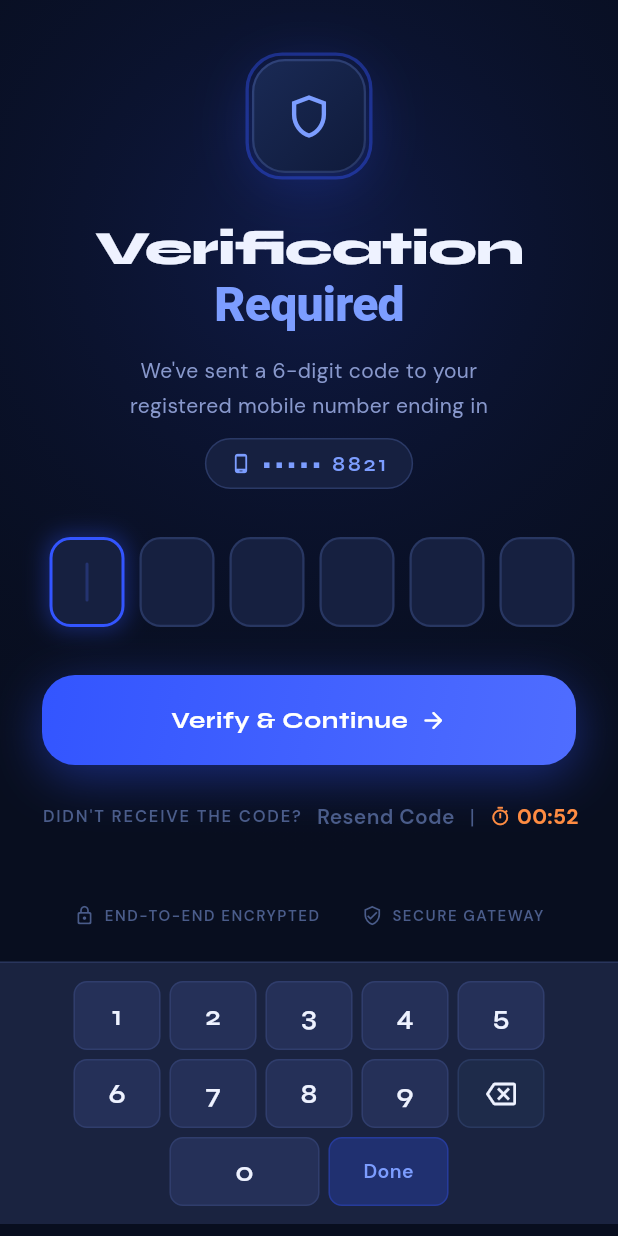
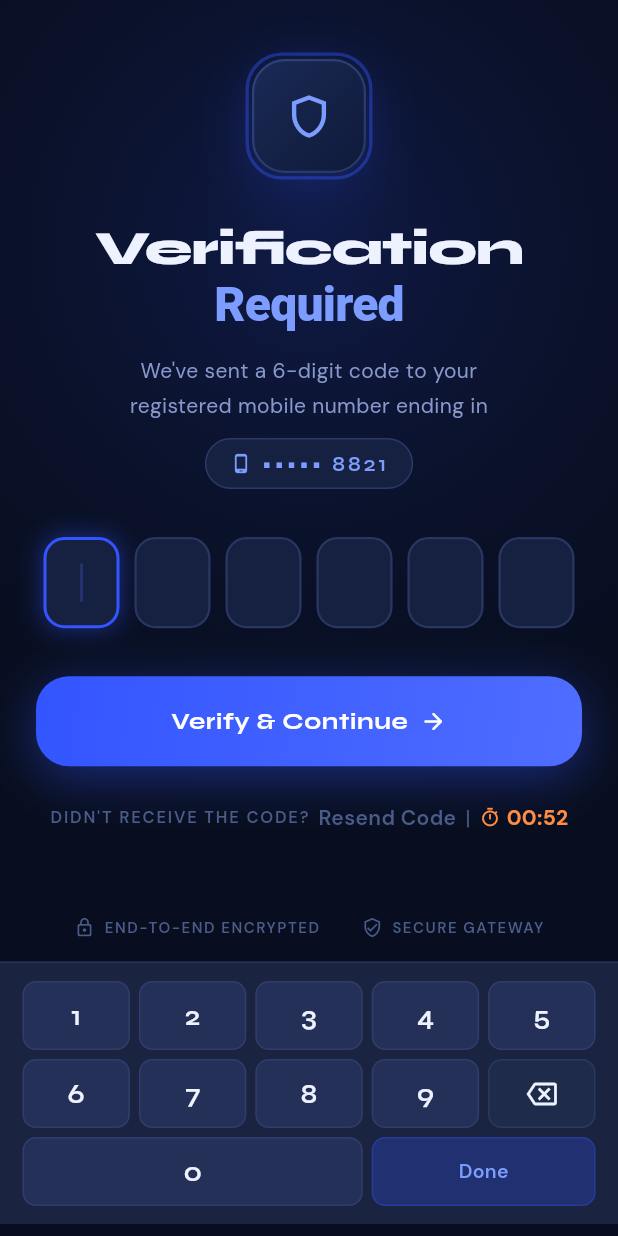
Before and after one commit to saru12ita/OCR-Scanner, a Flutter app: the screen it shows after launch, on a phone screen of 412 x 824 dp. Run offline on Flutter 3.47's test engine with Material 3 defaults, Android fonts, the light colour scheme and no system bars; drawn by our look-alikes of flutter_animate; our stand-ins replace camera, google_fonts, image_picker, permission_handler; missing offline and left inert: google_mlkit_text_recognition.

Commit message:
Fix overflow issue in OTP screen UI

```diff
--- a/lib/Screens/OTP_Screen.dart
+++ b/lib/Screens/OTP_Screen.dart
@@ -203,7 +203,7 @@ class _OtpScreenState extends State<OtpScreen> with TickerProviderStateMixin {
               children: [
                 Expanded(
                   child: SingleChildScrollView(
-                    padding: const EdgeInsets.symmetric(horizontal: 28),
+                    padding: const EdgeInsets.symmetric(horizontal: 24),
                     child: Column(
                       children: [
                         const SizedBox(height: 40),
@@ -224,7 +224,7 @@ class _OtpScreenState extends State<OtpScreen> with TickerProviderStateMixin {
                   ),
                 ),
                 _buildSecurityFooter(),
-                const SizedBox(height: 24),
+                const SizedBox(height: 16),
                 _buildNumpad(),
                 const SizedBox(height: 8),
               ],
@@ -385,7 +385,20 @@ class _OtpScreenState extends State<OtpScreen> with TickerProviderStateMixin {
     );
   }
 
+  // ✅ FIXED: Uses LayoutBuilder to calculate responsive cell width
   Widget _buildOtpCells() {
+    return LayoutBuilder(
+      builder: (context, constraints) {
+        const double horizontalMarginPerCell = 10.0; // 5px each side
+        final double totalMargin = horizontalMarginPerCell * otpLength;
+        final double cellWidth =
+            ((constraints.maxWidth - totalMargin) / otpLength).clamp(
+              36.0,
+              56.0,
+            );
+        final double cellHeight = cellWidth * 1.2;
+        final double fontSize = cellWidth * 0.46;
+
         return Row(
           mainAxisAlignment: MainAxisAlignment.center,
           children: List.generate(otpLength, (i) {
@@ -395,8 +408,8 @@ class _OtpScreenState extends State<OtpScreen> with TickerProviderStateMixin {
               onTap: () => setState(() => _activeIndex = i),
               child: AnimatedContainer(
                 duration: const Duration(milliseconds: 200),
-            width: 50,
-            height: 60,
+                width: cellWidth,
+                height: cellHeight,
                 margin: const EdgeInsets.symmetric(horizontal: 5),
                 decoration: BoxDecoration(
                   color: isFilled ? const Color(0xFF1C2D58) : AppColors.bgInput,
@@ -433,7 +446,7 @@ class _OtpScreenState extends State<OtpScreen> with TickerProviderStateMixin {
                       ? Text(
                           _digits[i],
                           style: GoogleFonts.syne(
-                        fontSize: 24,
+                            fontSize: fontSize,
                             fontWeight: FontWeight.w700,
                             color: AppColors.textHi,
                           ),
@@ -445,6 +458,8 @@ class _OtpScreenState extends State<OtpScreen> with TickerProviderStateMixin {
               ).animate(target: _hasError ? 1 : 0).shake(duration: 300.ms),
             );
           }),
+        );
+      },
     );
   }
 
@@ -511,8 +526,10 @@ class _OtpScreenState extends State<OtpScreen> with TickerProviderStateMixin {
   }
 
   Widget _buildResendRow() {
-    return Row(
-      mainAxisAlignment: MainAxisAlignment.center,
+    return Wrap(
+      alignment: WrapAlignment.center,
+      crossAxisAlignment: WrapCrossAlignment.center,
+      spacing: 6,
       children: [
         Text(
           "DIDN'T RECEIVE THE CODE?",
@@ -523,7 +540,6 @@ class _OtpScreenState extends State<OtpScreen> with TickerProviderStateMixin {
             letterSpacing: 1.2,
           ),
         ),
-        const SizedBox(width: 10),
         GestureDetector(
           onTap: _canResend ? _resend : null,
           child: Text(
@@ -535,11 +551,9 @@ class _OtpScreenState extends State<OtpScreen> with TickerProviderStateMixin {
             ),
           ),
         ),
-        Padding(
-          padding: const EdgeInsets.symmetric(horizontal: 10),
-          child: Text('|', style: TextStyle(color: AppColors.textLo)),
-        ),
+        Text('|', style: TextStyle(color: AppColors.textLo)),
         Row(
+          mainAxisSize: MainAxisSize.min,
           children: [
             const Icon(Icons.timer_outlined, color: AppColors.orange, size: 14),
             const SizedBox(width: 4),
@@ -587,6 +601,7 @@ class _OtpScreenState extends State<OtpScreen> with TickerProviderStateMixin {
     );
   }
 
+  // ✅ FIXED: All keys use Expanded — no fixed widths
   Widget _buildNumpad() {
     return Container(
       decoration: const BoxDecoration(
@@ -597,33 +612,30 @@ class _OtpScreenState extends State<OtpScreen> with TickerProviderStateMixin {
       child: Column(
         children: [
           Row(
-            mainAxisAlignment: MainAxisAlignment.center,
             children: ['1', '2', '3', '4', '5'].map((d) => _numKey(d)).toList(),
           ),
           const SizedBox(height: 6),
           Row(
-            mainAxisAlignment: MainAxisAlignment.center,
             children: [
               ...['6', '7', '8', '9'].map((d) => _numKey(d)),
               _delKey(),
             ],
           ),
           const SizedBox(height: 6),
-          Row(
-            mainAxisAlignment: MainAxisAlignment.center,
-            children: [_numKey('0', wide: true), _doneKey()],
-          ),
+          Row(children: [_numKey('0', flex: 3), _doneKey(flex: 2)]),
         ],
       ),
     );
   }
 
-  Widget _numKey(String d, {bool wide = false}) {
-    return GestureDetector(
+  // ✅ FIXED: Uses Expanded with flex instead of fixed width
+  Widget _numKey(String d, {int flex = 1}) {
+    return Expanded(
+      flex: flex,
+      child: GestureDetector(
         onTap: () => _kbInput(d),
         child: AnimatedContainer(
           duration: const Duration(milliseconds: 100),
-        width: wide ? 100 : 58,
           height: 46,
           margin: const EdgeInsets.symmetric(horizontal: 3),
           decoration: BoxDecoration(
@@ -642,14 +654,16 @@ class _OtpScreenState extends State<OtpScreen> with TickerProviderStateMixin {
             ),
           ),
         ),
+      ),
     );
   }
 
+  //  FIXED: Uses Expanded instead of fixed width
   Widget _delKey() {
-    return GestureDetector(
+    return Expanded(
+      child: GestureDetector(
         onTap: _kbDelete,
         child: Container(
-        width: 58,
           height: 46,
           margin: const EdgeInsets.symmetric(horizontal: 3),
           decoration: BoxDecoration(
@@ -665,14 +679,17 @@ class _OtpScreenState extends State<OtpScreen> with TickerProviderStateMixin {
             ),
           ),
         ),
+      ),
     );
   }
 
-  Widget _doneKey() {
-    return GestureDetector(
+  //  FIXED: Uses Expanded with flex instead of fixed width
+  Widget _doneKey({int flex = 1}) {
+    return Expanded(
+      flex: flex,
+      child: GestureDetector(
         onTap: _verify,
         child: Container(
-        width: 80,
           height: 46,
           margin: const EdgeInsets.symmetric(horizontal: 3),
           decoration: BoxDecoration(
@@ -687,6 +704,7 @@ class _OtpScreenState extends State<OtpScreen> with TickerProviderStateMixin {
                 fontSize: 13,
                 fontWeight: FontWeight.w600,
                 color: AppColors.accent,
+              ),
             ),
           ),
         ),
@@ -772,6 +790,7 @@ class _ToastWidgetState extends State<_ToastWidget>
     ToastType.error => AppColors.red,
     ToastType.info => AppColors.blueLight,
   };
+
   @override
   Widget build(BuildContext context) {
     return Positioned(
```
Lines whose indentation alone changed are shown as unchanged.
